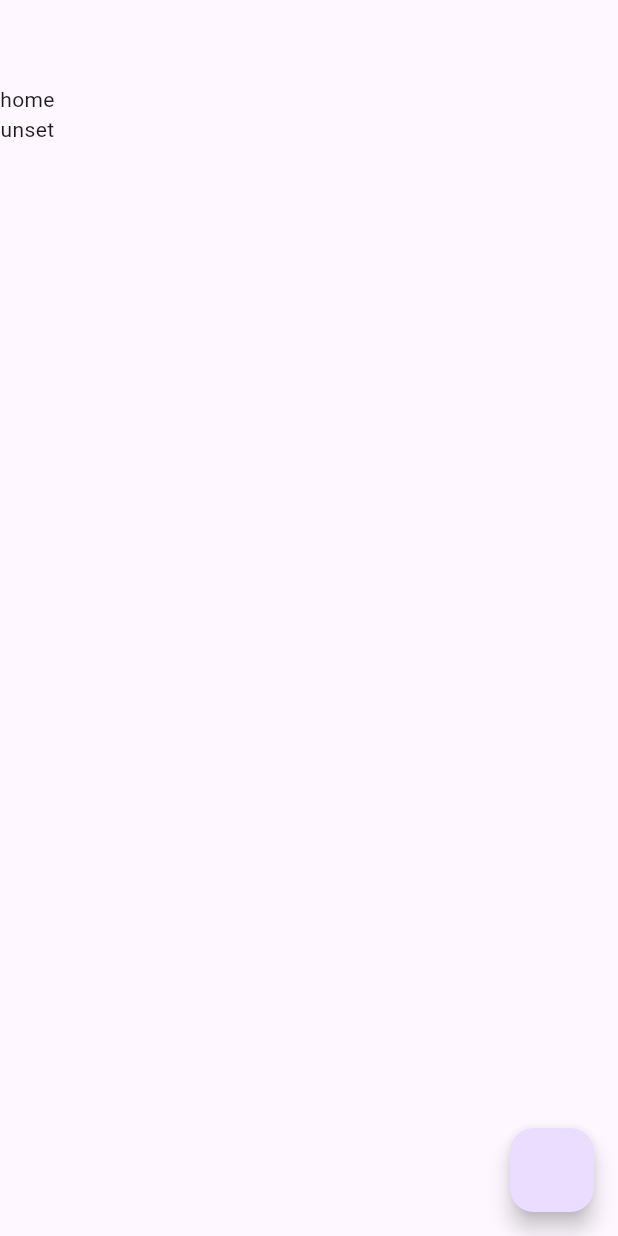
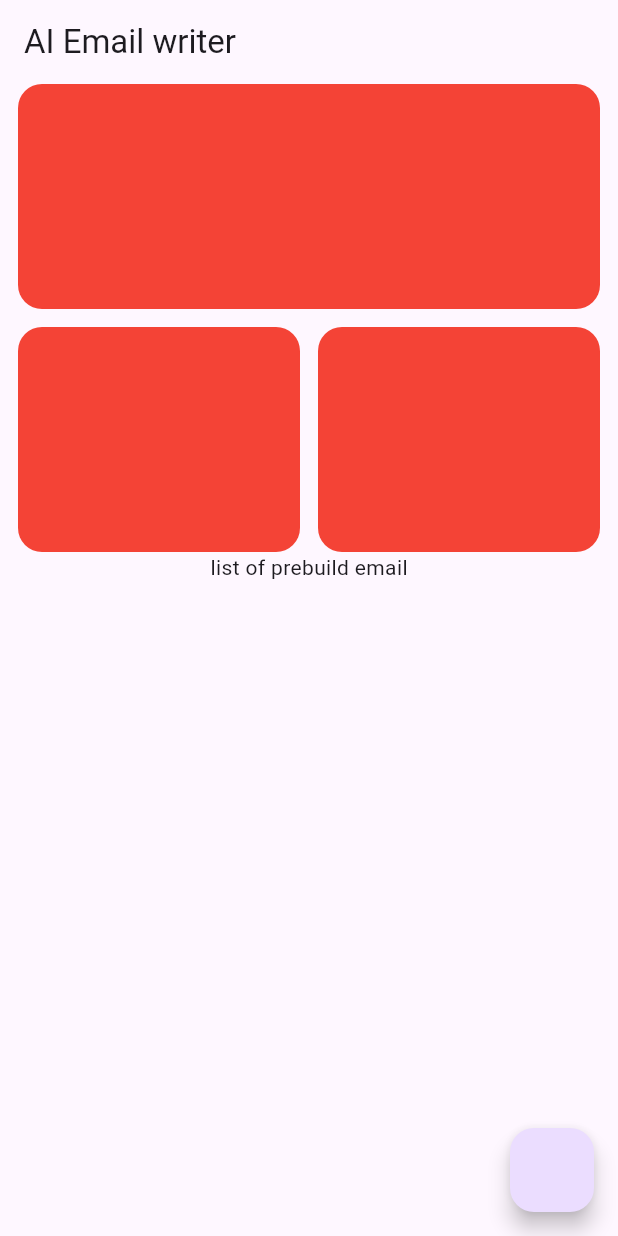
Before and after one commit to renolation/reno_email, a Flutter app: the screen it shows after launch, on a phone screen of 412 x 824 dp. Run offline on Flutter 3.47's test engine with Material 3 defaults, Android fonts, the phone set to English and light mode, and no system bars; our stand-ins replace flutter_dotenv, flutter_riverpod, freezed_annotation, go_router, hooks_riverpod, modal_bottom_sheet and 1 more; missing offline and left inert: dart_openai.

Commit message:
add layout

```diff
--- a/lib/config/router.dart
+++ b/lib/config/router.dart
@@ -1,5 +1,6 @@
 import 'package:flutter_riverpod/flutter_riverpod.dart';
 import 'package:go_router/go_router.dart';
+import 'package:reno_email/features/presentation/create_screen/page/create_page.dart';
 import 'package:reno_email/features/presentation/home_screen/page/home_page.dart';
 
 final goRouterProvider = Provider<GoRouter>((ref) {
@@ -9,11 +10,14 @@ final goRouterProvider = Provider<GoRouter>((ref) {
       GoRoute(
         path: "/",
         builder: (context, state) => const HomePage(),
+        routes: [
+          GoRoute(
+            path: "create",
+            builder: (context, state) => const CreatePage(),
+          )
+        ]
       ),
-      // GoRoute(
-      //   path: "/settings",
-      //   builder: (context, state) => const SettingsPage(),
-      // )
+
     ],
   );
 });
--- a/lib/features/presentation/home_screen/page/home_page.dart
+++ b/lib/features/presentation/home_screen/page/home_page.dart
@@ -1,9 +1,8 @@
-
-
-
 import 'package:dart_openai/dart_openai.dart';
 import 'package:flutter/material.dart';
+import 'package:go_router/go_router.dart';
 import 'package:hooks_riverpod/hooks_riverpod.dart';
+import 'package:reno_email/config/router.dart';
 import 'package:reno_email/core/extensions.dart';
 
 import '../../../../config/constants.dart';
@@ -16,14 +15,13 @@ class HomePage extends HookConsumerWidget {
 
   @override
   Widget build(BuildContext context, WidgetRef ref) {
-
+    onPressed() async {
       // the system message that will be sent to the request.
       final systemMessage = OpenAIChatCompletionChoiceMessageModel(
         content: [
           OpenAIChatCompletionChoiceMessageContentItemModel.text(
             "You are an assistant that helps write professional emails. Should have subject in response",
           ),
-
         ],
         role: OpenAIChatMessageRole.system,
       );
@@ -34,13 +32,9 @@ class HomePage extends HookConsumerWidget {
           OpenAIChatCompletionChoiceMessageContentItemModel.text(
             "Write a friendly email inviting someone to party",
           ),
-
         ],
         role: OpenAIChatMessageRole.user,
       );
-
-
-    onPressed() async {
 
       // all messages to be sent.
       final requestMessages = [
@@ -48,15 +42,19 @@ class HomePage extends HookConsumerWidget {
         userMessage,
       ];
 
-      OpenAIChatCompletionModel chatCompletion = await OpenAI.instance.chat.create(
+      OpenAIChatCompletionModel chatCompletion =
+          await OpenAI.instance.chat.create(
         model: "gpt-4o-mini",
         seed: 6,
         messages: requestMessages,
-        maxTokens: 250,  // Allow more tokens to ensure the full email is generated
-        temperature: 0.7,  // Slightly higher creativity might make the email feel more natural
+        maxTokens: 250,
+        // Allow more tokens to ensure the full email is generated
+        temperature:
+            0.7, // Slightly higher creativity might make the email feel more natural
       );
 
-      String contentText = chatCompletion.choices.first.message.content!.first.text!;
+      String contentText =
+          chatCompletion.choices.first.message.content!.first.text!;
       String subject = contentText.extractSubject();
       bool isSubject = subject.isNotEmpty;
 
@@ -64,24 +62,68 @@ class HomePage extends HookConsumerWidget {
         role: chatCompletion.choices.first.message.role.name,
         type: chatCompletion.choices.first.message.content!.first.type,
         subject: isSubject ? subject : '',
-        text: isSubject
-            ? contentText.extractTextAfterSubject()
-            : contentText,
+        text: isSubject ? contentText.extractTextAfterSubject() : contentText,
       );
-
 
       print(email.toString());
       print(chatCompletion.choices.first.message);
-
     }
 
     return Scaffold(
-      appBar: AppBar(),
-      body: Column(
+      appBar: AppBar(
+        title: Text("AI Email writer"),
+      ),
+      body: Padding(
+        padding: const EdgeInsets.symmetric(horizontal: 12),
+        child: Column(
           children: [
-          const Text('home'),
-           Text(openAiApiKey!),
+            Container(
+              width: double.infinity,
+              height: 150,
+              decoration: BoxDecoration(
+                borderRadius: BorderRadius.circular(16),
+                color: Colors.red,
+              ),
+            ),
+            const SizedBox(
+              height: 12,
+            ),
+            Container(
+              width: double.infinity,
+              height: 150,
+              child: Row(
+                mainAxisAlignment: MainAxisAlignment.spaceAround,
+                children: [
+                  Expanded(
+                    child: InkWell(
+                      onTap: () => context.push('/create'),
+                      child: Container(
+                        height: 150,
+                        decoration: BoxDecoration(
+                          borderRadius: BorderRadius.circular(16),
+                          color: Colors.red,
+                        ),
+                      ),
+                    ),
+                  ),
+                  SizedBox(
+                    width: 12,
+                  ),
+                  Expanded(
+                    child: Container(
+                      height: 150,
+                      decoration: BoxDecoration(
+                        borderRadius: BorderRadius.circular(16),
+                        color: Colors.red,
+                      ),
+                    ),
+                  ),
                 ],
+              ),
+            ),
+            Text("list of prebuild email"),
+          ],
+        ),
       ),
       floatingActionButton: FloatingActionButton(onPressed: onPressed),
     );
--- a/lib/main.dart
+++ b/lib/main.dart
@@ -27,6 +27,7 @@ class MyApp extends ConsumerWidget {
     return MaterialApp.router(
       title: 'Flutter Demo',
       routerConfig: goRouter,
+      debugShowCheckedModeBanner: false,
       theme: ThemeData(
         colorScheme: ColorScheme.fromSeed(seedColor: Colors.deepPurple),
         useMaterial3: true,
--- a/pubspec.yaml
+++ b/pubspec.yaml
@@ -46,6 +46,8 @@ dependencies:
 
   dart_openai: ^5.1.0
   flutter_dotenv: ^5.2.1
+
+  modal_bottom_sheet: ^3.0.0
 
 
 dev_dependencies:
```
Also changed, not shown: lib/core/enums.dart (added, +18 -0 lines), lib/features/presentation/create_screen/page/create_page.dart (added, +193 -0 lines), lib/providers/providers.dart (added, +14 -0 lines), pubspec.lock. Lines whose indentation alone changed are shown as unchanged.
